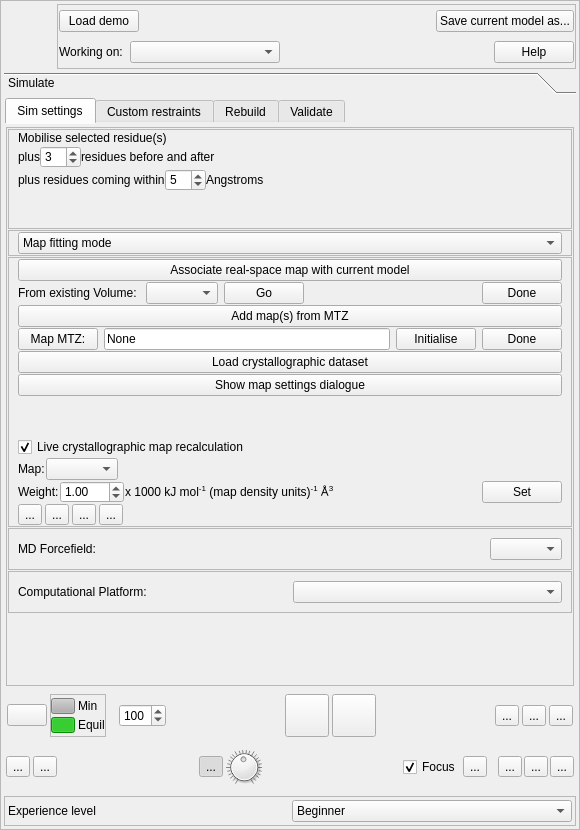
Qt form isolde/src/ui/IsoldeFrame.ui (tristanic/isolde) before a commit.
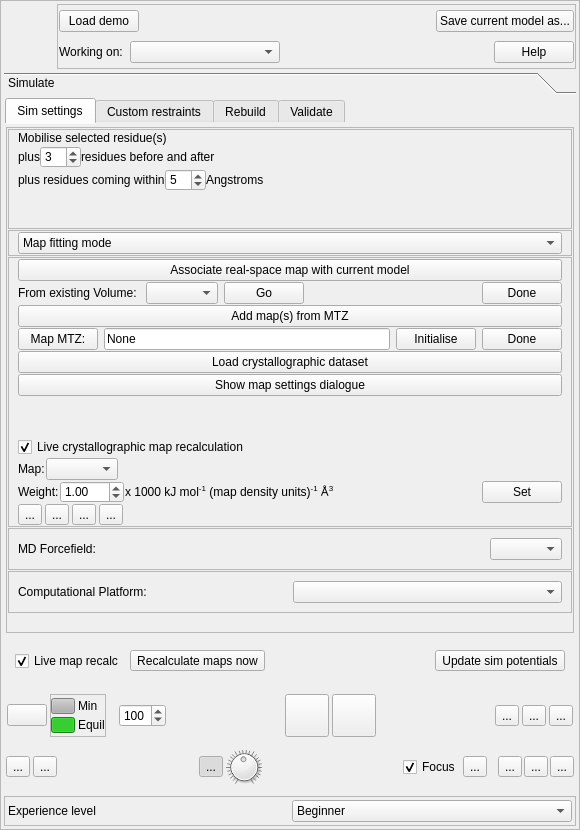
The same form after that commit. The open tabs and pages were chosen to show the change. Icons and pictures are not drawn.

Commit message: (Incomplete) GUI frame for live map recalculations

Patch:
```diff
--- a/isolde/src/ui/IsoldeFrame.ui
+++ b/isolde/src/ui/IsoldeFrame.ui
@@ -363,7 +363,7 @@
                 <property name="geometry">
                  <rect>
                   <x>0</x>
-                  <y>0</y>
+                  <y>-225</y>
                   <width>542</width>
                   <height>701</height>
                  </rect>
@@ -1047,6 +1047,61 @@
                </widget>
               </widget>
              </item>
+             <item>
+              <widget class="QFrame" name="_live_map_control_frame">
+               <property name="minimumSize">
+                <size>
+                 <width>0</width>
+                 <height>50</height>
+                </size>
+               </property>
+               <property name="frameShape">
+                <enum>QFrame::NoFrame</enum>
+               </property>
+               <property name="frameShadow">
+                <enum>QFrame::Raised</enum>
+               </property>
+               <layout class="QHBoxLayout" name="horizontalLayout_48">
+                <item>
+                 <widget class="QCheckBox" name="_live_map_recalc_checkbox">
+                  <property name="text">
+                   <string>Live map recalc</string>
+                  </property>
+                  <property name="checked">
+                   <bool>true</bool>
+                  </property>
+                 </widget>
+                </item>
+                <item>
+                 <widget class="QToolButton" name="_live_map_recalc_button">
+                  <property name="text">
+                   <string>Recalculate maps now</string>
+                  </property>
+                 </widget>
+                </item>
+                <item>
+                 <spacer name="horizontalSpacer_32">
+                  <property name="orientation">
+                   <enum>Qt::Horizontal</enum>
+                  </property>
+                  <property name="sizeHint" stdset="0">
+                   <size>
+                    <width>40</width>
+                    <height>20</height>
+                   </size>
+                  </property>
+                 </spacer>
+                </item>
+                <item>
+                 <widget class="QToolButton" name="_live_map_update_sim_button">
+                  <property name="text">
+                   <string>Update sim potentials</string>
+                  </property>
+                 </widget>
+                </item>
+               </layout>
+              </widget>
+             </item>
             </layout>
            </widget>
            <widget class="QWidget" name="_sim_restrain_tab">
@@ -3856,7 +3911,7 @@
           </widget>
          </item>
          <item>
-          <widget class="QFrame" name="frame">
+          <widget class="QFrame" name="_main_sim_controls_frame">
            <layout class="QHBoxLayout" name="horizontalLayout">
             <property name="spacing">
              <number>3</number>
```
Left out of the diff: 6 changed lines with no effect on the pictures. The commit also changes 4 other files.
